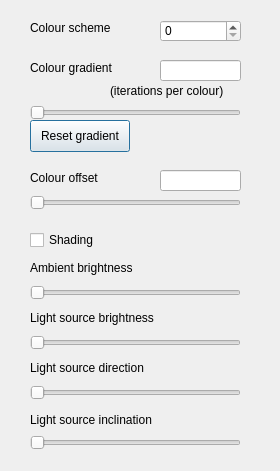
Old version of the form src/controlpanel.ui in the repository calum74/mandelbrot-qt.
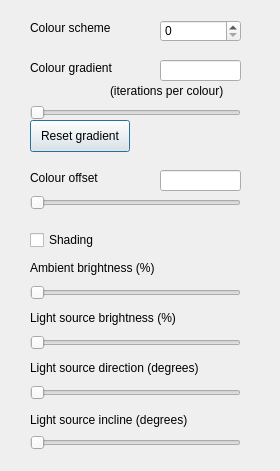
New version of the form.

Diff of the .ui file:
```diff
--- a/src/controlpanel.ui
+++ b/src/controlpanel.ui
@@ -173,7 +173,7 @@
     </rect>
    </property>
    <property name="text">
-    <string>Ambient brightness</string>
+    <string>Ambient brightness (%)</string>
    </property>
   </widget>
   <widget class="QLabel" name="label_6">
@@ -186,7 +186,7 @@
     </rect>
    </property>
    <property name="text">
-    <string>Light source brightness</string>
+    <string>Light source brightness (%)</string>
    </property>
   </widget>
   <widget class="QSlider" name="sourceBrightnessSlider">
@@ -212,7 +212,7 @@
     </rect>
    </property>
    <property name="text">
-    <string>Light source direction</string>
+    <string>Light source direction (degrees)</string>
    </property>
   </widget>
   <widget class="QSlider" name="sourceDirectionSlider">
@@ -238,7 +238,7 @@
     </rect>
    </property>
    <property name="text">
-    <string>Light source inclination</string>
+    <string>Light source incline (degrees)</string>
    </property>
   </widget>
   <widget class="QSlider" name="sourceInclineSlider">
```
